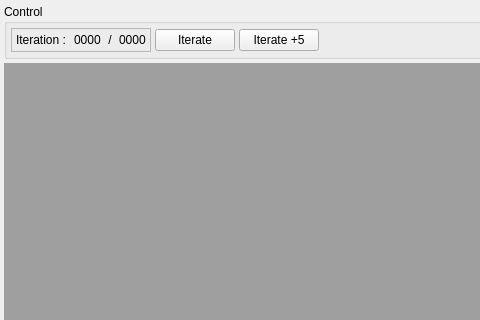
Old version of the form src/gui/monitor.ui in the repository disorderedmaterials/dissolve; both pictures show x 0 to 480 and y 0 to 320 of the 1052 by 944 pixel window.
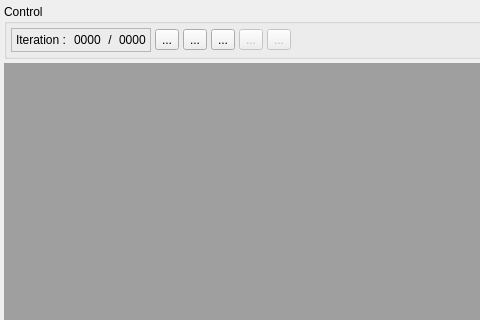
New version of the form. Icons and pictures are not drawn.

Commit message: Reworked DUQ threading as a worker-object. Window sub-widgets and module widgets now contain pure virtual functions for enabling/disabling run-sensitive controls.

```diff
--- a/src/gui/monitor.ui
+++ b/src/gui/monitor.ui
@@ -136,16 +136,123 @@
         </widget>
        </item>
        <item>
-        <widget class="QPushButton" name="IterateButton">
+        <widget class="QToolButton" name="ControlRunButton">
+         <property name="sizePolicy">
+          <sizepolicy hsizetype="Fixed" vsizetype="Fixed">
+           <horstretch>0</horstretch>
+           <verstretch>0</verstretch>
+          </sizepolicy>
+         </property>
          <property name="text">
-          <string>Iterate</string>
+          <string>...</string>
          </property>
+         <property name="icon">
+          <iconset resource="icons.qrc">
+           <normaloff>:/control/icons/control_run.svg</normaloff>:/control/icons/control_run.svg</iconset>
+         </property>
+         <property name="iconSize">
+          <size>
+           <width>20</width>
+           <height>20</height>
+          </size>
+         </property>
         </widget>
        </item>
        <item>
-        <widget class="QPushButton" name="IterateFiveButton">
+        <widget class="QToolButton" name="ControlStepButton">
+         <property name="sizePolicy">
+          <sizepolicy hsizetype="Fixed" vsizetype="Fixed">
+           <horstretch>0</horstretch>
+           <verstretch>0</verstretch>
+          </sizepolicy>
+         </property>
          <property name="text">
-          <string>Iterate +5</string>
+          <string>...</string>
+         </property>
+         <property name="icon">
+          <iconset resource="icons.qrc">
+           <normaloff>:/control/icons/control_step.svg</normaloff>:/control/icons/control_step.svg</iconset>
+         </property>
+         <property name="iconSize">
+          <size>
+           <width>20</width>
+           <height>20</height>
+          </size>
+         </property>
+        </widget>
+       </item>
+       <item>
+        <widget class="QToolButton" name="ControlStepFiveButton">
+         <property name="sizePolicy">
+          <sizepolicy hsizetype="Fixed" vsizetype="Fixed">
+           <horstretch>0</horstretch>
+           <verstretch>0</verstretch>
+          </sizepolicy>
+         </property>
+         <property name="text">
+          <string>...</string>
+         </property>
+         <property name="icon">
+          <iconset resource="icons.qrc">
+           <normaloff>:/control/icons/control_step5.svg</normaloff>:/control/icons/control_step5.svg</iconset>
+         </property>
+         <property name="iconSize">
+          <size>
+           <width>20</width>
+           <height>20</height>
+          </size>
+         </property>
+        </widget>
+       </item>
+       <item>
+        <widget class="QToolButton" name="ControlPauseButton">
+         <property name="enabled">
+          <bool>false</bool>
+         </property>
+         <property name="sizePolicy">
+          <sizepolicy hsizetype="Fixed" vsizetype="Fixed">
+           <horstretch>0</horstretch>
+           <verstretch>0</verstretch>
+          </sizepolicy>
+         </property>
+         <property name="text">
+          <string>...</string>
+         </property>
+         <property name="icon">
+          <iconset resource="icons.qrc">
+           <normaloff>:/control/icons/control_pause.svg</normaloff>:/control/icons/control_pause.svg</iconset>
+         </property>
+         <property name="iconSize">
+          <size>
+           <width>20</width>
+           <height>20</height>
+          </size>
+         </property>
+        </widget>
+       </item>
+       <item>
+        <widget class="QToolButton" name="ControlReloadButton">
+         <property name="enabled">
+          <bool>false</bool>
+         </property>
+         <property name="sizePolicy">
+          <sizepolicy hsizetype="Fixed" vsizetype="Fixed">
+           <horstretch>0</horstretch>
+           <verstretch>0</verstretch>
+          </sizepolicy>
+         </property>
+         <property name="text">
+          <string>...</string>
+         </property>
+         <property name="icon">
+          <iconset resource="icons.qrc">
+           <normaloff>:/control/icons/control_reload.svg</normaloff>:/control/icons/control_reload.svg</iconset>
+         </property>
+         <property name="iconSize">
+          <size>
+           <width>20</width>
+           <height>20</height>
+          </size>
          </property>
         </widget>
        </item>
```
Left out of the diff: 3 changed lines with no effect on the pictures. The commit also changes 22 other files.
